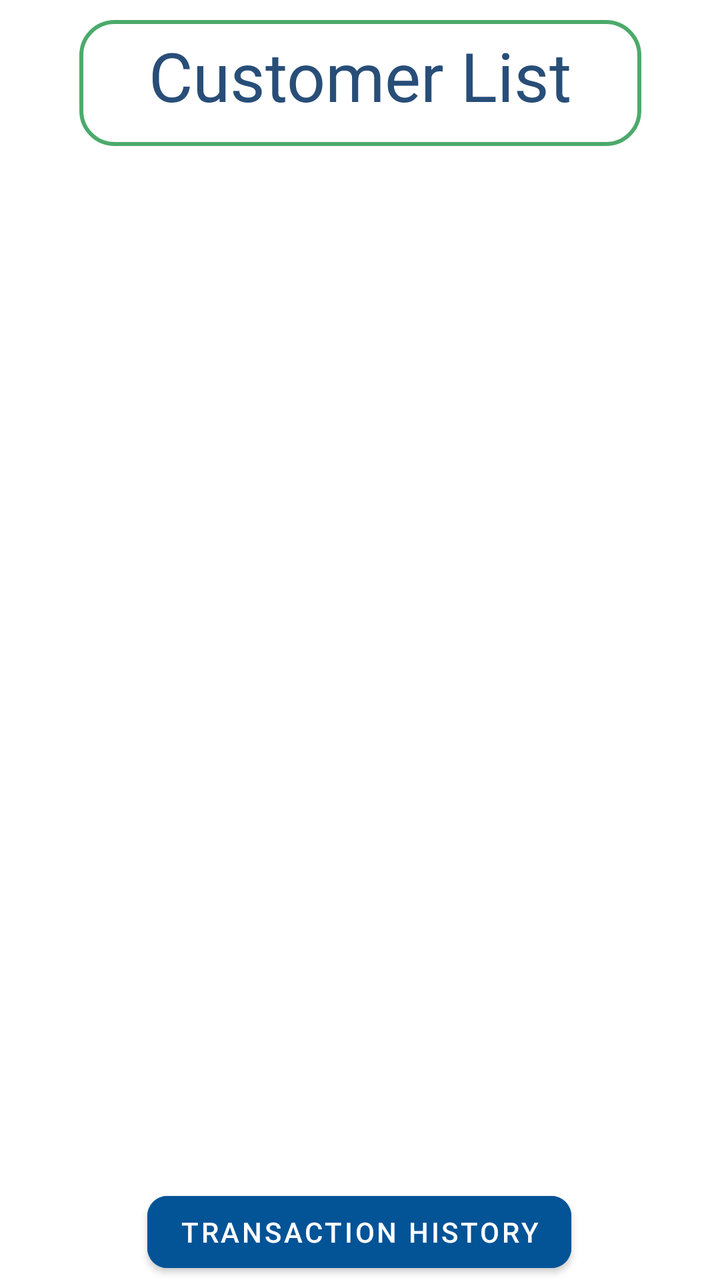
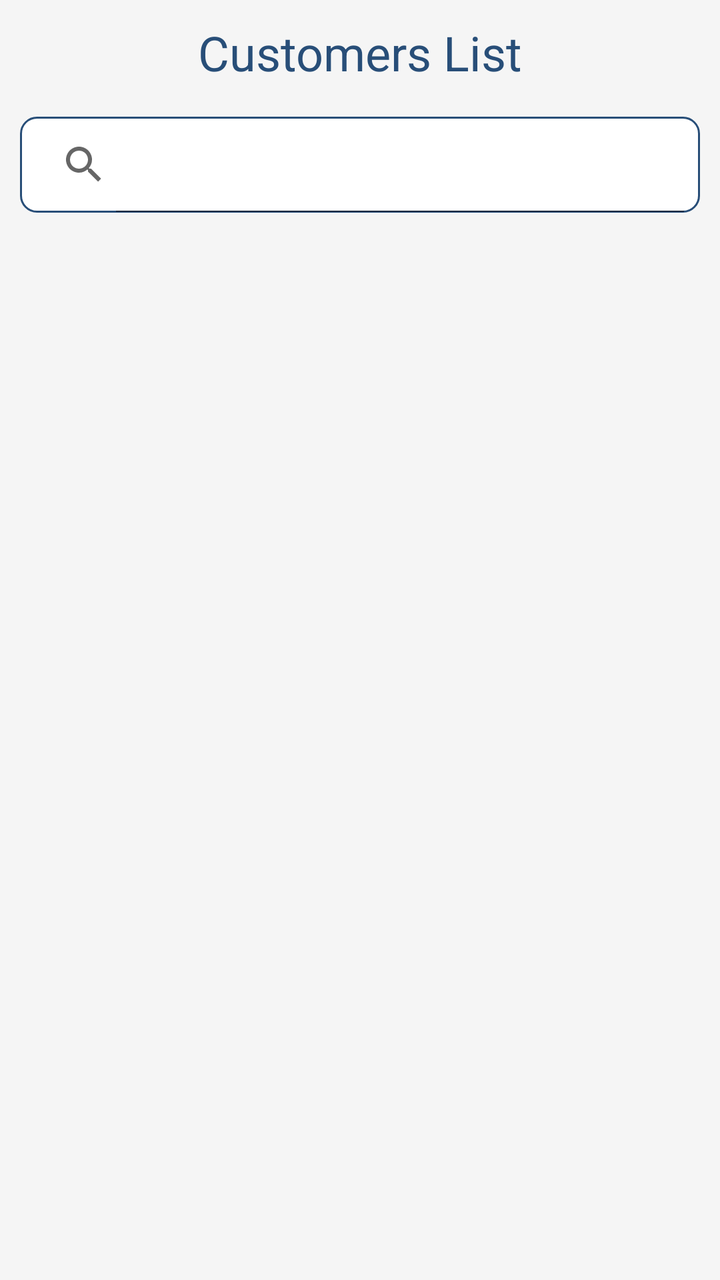

An Android layout rendered at two revisions. The XML below is the earlier revision; the diff shows what the commit changed to produce the second picture.
<!-- AndroidManifest.xml: application theme Theme.ApnaBank -->
<!-- res/layout/activity_customer_list.xml -->
<?xml version="1.0" encoding="utf-8"?>
<androidx.constraintlayout.widget.ConstraintLayout xmlns:android="http://schemas.android.com/apk/res/android"
    xmlns:app="http://schemas.android.com/apk/res-auto"
    xmlns:tools="http://schemas.android.com/tools"
    android:layout_width="match_parent"
    android:layout_height="match_parent"
    android:background="@color/white"
    tools:context=".CustomerList">

    <TextView
        android:id="@+id/textView"
        style="@style/textViewStyle"
        android:layout_width="281dp"
        android:layout_height="63dp"
        android:layout_marginTop="10dp"
        android:background="@drawable/bg_text"
        android:gravity="center_horizontal"
        android:padding="5dp"
        android:text="@string/customerList"
        android:textColor="#284E78"
        app:layout_constraintEnd_toEndOf="parent"
        app:layout_constraintStart_toStartOf="parent"
        app:layout_constraintTop_toTopOf="parent" />

    <androidx.recyclerview.widget.RecyclerView
        android:id="@+id/recyclerView"
        android:layout_width="match_parent"
        android:layout_height="match_parent"
        android:layout_marginTop="100dp"
        android:paddingLeft="5dp"
        android:paddingRight="5dp"
        app:layout_constraintBottom_toTopOf="@+id/transactionButton"
        app:layout_constraintEnd_toEndOf="parent"
        app:layout_constraintHorizontal_bias="0.0"
        app:layout_constraintStart_toStartOf="parent"
        app:layout_constraintTop_toBottomOf="@+id/textView" />

    <Button
        android:id="@+id/transactionButton"
        android:layout_width="wrap_content"
        android:layout_height="wrap_content"
        android:text="@string/transaction"
        app:cornerRadius="10dp"
        android:textColor="@color/white"
        android:backgroundTint="#035397"
        app:layout_constraintBottom_toBottomOf="parent"
        app:layout_constraintEnd_toEndOf="parent"
        app:layout_constraintHorizontal_bias="0.497"
        app:layout_constraintStart_toStartOf="parent" />

</androidx.constraintlayout.widget.ConstraintLayout>
<!-- resources referenced by this layout -->
<resources>
  <color name="white">#FFFFFFFF</color>
  <!-- drawable bg_text (drawable) -->
  <?xml version="1.0" encoding="utf-8"?>
  <shape xmlns:android="http://schemas.android.com/apk/res/android"
      android:shape="rectangle">
      <stroke
          android:width="2dp"
          android:color="@color/list_item_bg" />
      <corners
          android:radius="50px"/>
  
  
  </shape>
  <string name="customerList">Customer List</string>
  <string name="transaction">Transaction History</string>
  <style name="textViewStyle">
          <item name="android:layout_width">wrap_content</item>
          <item name="android:layout_height">wrap_content</item>
          <item name="android:layout_marginTop">32dp</item>
          <item name="android:textSize">34sp</item>
      </style>
  <style name="Theme.ApnaBank" parent="Theme.MaterialComponents.DayNight.DarkActionBar">
          
          <item name="colorPrimary">@color/purple_500</item>
          <item name="colorPrimaryVariant">@color/purple_700</item>
          <item name="colorOnPrimary">@color/white</item>
          
          <item name="colorSecondary">@color/teal_200</item>
          <item name="colorSecondaryVariant">@color/teal_700</item>
          <item name="colorOnSecondary">@color/black</item>
          
          <item name="android:statusBarColor" tools:targetApi="l">?attr/colorPrimaryVariant</item>
          
      </style>
  <color name="list_item_bg">#4CAA6B</color>
  <color name="purple_500">#FF6200EE</color>
  <color name="purple_700">#FF3700B3</color>
  <color name="teal_200">#FF03DAC5</color>
  <color name="teal_700">#FF018786</color>
  <color name="black">#FF000000</color>
</resources>

<!-- the commit's change to res/layout/activity_customer_list.xml (unified diff, before → after) -->
@@ -4,48 +4,49 @@
     xmlns:tools="http://schemas.android.com/tools"
     android:layout_width="match_parent"
     android:layout_height="match_parent"
-    android:background="@color/white"
-    tools:context=".CustomerList">
+    android:background="#F5F5F5"
+    tools:context=".CustomerListActivity">
 
     <TextView
         android:id="@+id/textView"
         style="@style/textViewStyle"
-        android:layout_width="281dp"
-        android:layout_height="63dp"
+        android:layout_width="wrap_content"
+        android:layout_height="wrap_content"
         android:layout_marginTop="10dp"
-        android:background="@drawable/bg_text"
-        android:gravity="center_horizontal"
-        android:padding="5dp"
         android:text="@string/customerList"
         android:textColor="#284E78"
         app:layout_constraintEnd_toEndOf="parent"
         app:layout_constraintStart_toStartOf="parent"
         app:layout_constraintTop_toTopOf="parent" />
 
+    <androidx.appcompat.widget.SearchView
+        android:id="@+id/searchView"
+        android:background="@drawable/edit_text_background"
+        android:layout_width="match_parent"
+        android:layout_height="wrap_content"
+        android:layout_marginTop="16dp"
+        android:layout_marginLeft="10dp"
+        android:layout_marginRight="10dp"
+        android:focusable="true"
+        android:focusableInTouchMode="true"
+        android:clickable="true"
+        app:iconifiedByDefault="false"
+        app:layout_constraintTop_toBottomOf="@+id/textView"
+        app:layout_constraintEnd_toEndOf="parent"
+        app:layout_constraintStart_toStartOf="parent"
+        android:queryHint="Search customers..." />
+
     <androidx.recyclerview.widget.RecyclerView
         android:id="@+id/recyclerView"
         android:layout_width="match_parent"
         android:layout_height="match_parent"
-        android:layout_marginTop="100dp"
+        android:layout_marginTop="130dp"
         android:paddingLeft="5dp"
         android:paddingRight="5dp"
-        app:layout_constraintBottom_toTopOf="@+id/transactionButton"
-        app:layout_constraintEnd_toEndOf="parent"
-        app:layout_constraintHorizontal_bias="0.0"
-        app:layout_constraintStart_toStartOf="parent"
-        app:layout_constraintTop_toBottomOf="@+id/textView" />
-
-    <Button
-        android:id="@+id/transactionButton"
-        android:layout_width="wrap_content"
-        android:layout_height="wrap_content"
-        android:text="@string/transaction"
-        app:cornerRadius="10dp"
-        android:textColor="@color/white"
-        android:backgroundTint="#035397"
         app:layout_constraintBottom_toBottomOf="parent"
         app:layout_constraintEnd_toEndOf="parent"
-        app:layout_constraintHorizontal_bias="0.497"
-        app:layout_constraintStart_toStartOf="parent" />
+        app:layout_constraintStart_toStartOf="parent"
+        app:layout_constraintTop_toBottomOf="@+id/searchView" />
+
 
 </androidx.constraintlayout.widget.ConstraintLayout>
<!-- resource entries referenced after the edit -->
@@ -1,31 +1,26 @@
 <!-- resources referenced by this layout -->
 <resources>
-  <color name="white">#FFFFFFFF</color>
-  <!-- drawable bg_text (drawable) -->
+  <!-- drawable edit_text_background (drawable) -->
   <?xml version="1.0" encoding="utf-8"?>
-  <shape xmlns:android="http://schemas.android.com/apk/res/android"
-      android:shape="rectangle">
+  <shape xmlns:android="http://schemas.android.com/apk/res/android">
+      <solid android:color="#FFFFFF"/>
       <stroke
-          android:width="2dp"
-          android:color="@color/list_item_bg" />
-      <corners
-          android:radius="50px"/>
-  
-  
+          android:width="1dp"
+          android:color="#284E78"/>
+      <corners android:radius="8dp"/>
   </shape>
-  <string name="customerList">Customer List</string>
-  <string name="transaction">Transaction History</string>
+  <string name="customerList">Customers List</string>
   <style name="textViewStyle">
           <item name="android:layout_width">wrap_content</item>
           <item name="android:layout_height">wrap_content</item>
           <item name="android:layout_marginTop">32dp</item>
-          <item name="android:textSize">34sp</item>
+          <item name="android:textSize">24sp</item>
       </style>
   <style name="Theme.ApnaBank" parent="Theme.MaterialComponents.DayNight.DarkActionBar">
           
           <item name="colorPrimary">@color/purple_500</item>
           <item name="colorPrimaryVariant">@color/purple_700</item>
-          <item name="colorOnPrimary">@color/white</item>
+          <item name="colorOnPrimary">@color/black</item>
           
           <item name="colorSecondary">@color/teal_200</item>
           <item name="colorSecondaryVariant">@color/teal_700</item>
@@ -34,11 +29,10 @@
           <item name="android:statusBarColor" tools:targetApi="l">?attr/colorPrimaryVariant</item>
           
       </style>
-  <color name="list_item_bg">#4CAA6B</color>
   <color name="purple_500">#FF6200EE</color>
-  <color name="purple_700">#FF3700B3</color>
-  <color name="teal_200">#FF03DAC5</color>
+  <color name="purple_700">#3700B3</color>
+  <color name="teal_200">#03DAC5</color>
   <color name="teal_700">#FF018786</color>
-  <color name="black">#FF000000</color>
+  <color name="black">#000000</color>
 </resources>
 
